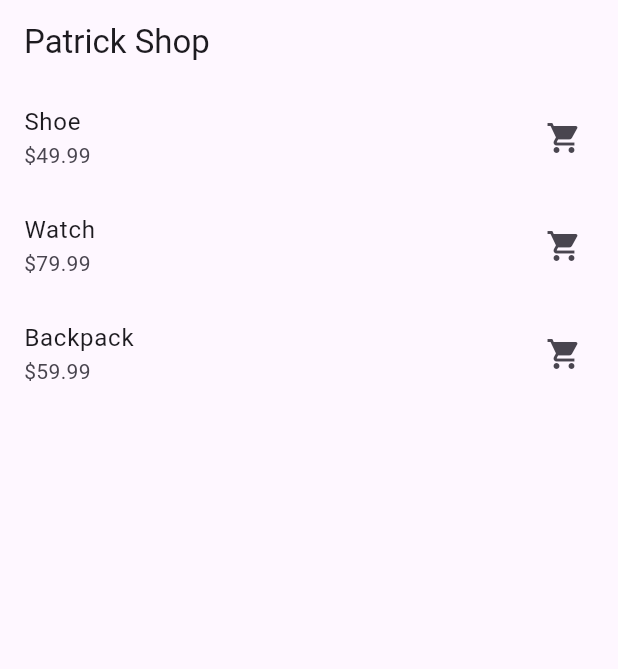
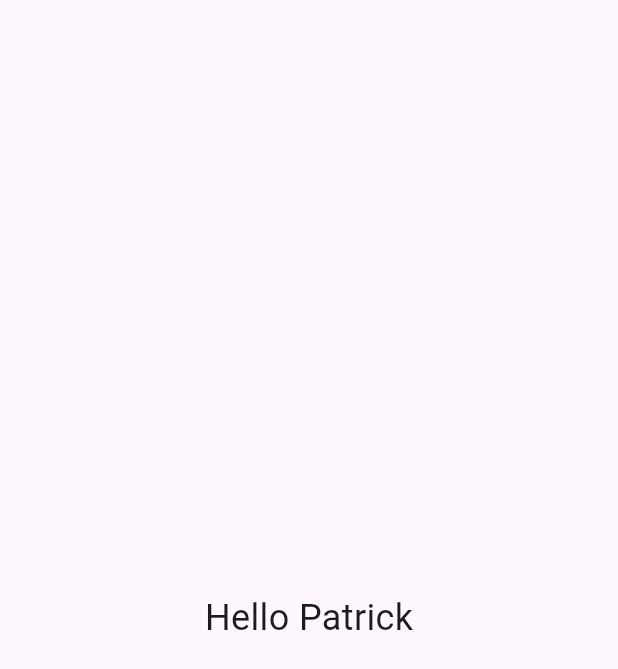
Before and after one commit to truongdothienhoang/flutter-build-demo, a Flutter app: the screen it shows after launch, on a phone screen of 412 x 824 dp. Shown: the top 669 px of the screen. Run offline on Flutter 3.47's test engine with Material 3 defaults, Android fonts, the phone set to English and light mode, and no system bars.

Commit message:
Update lib/main.dart via API

```diff
--- a/lib/main.dart
+++ b/lib/main.dart
@@ -1,79 +1,21 @@
 import 'package:flutter/material.dart';
 
 void main() {
-  runApp(const PatrickShopApp());
+  runApp(const MyApp());
 }
 
-class PatrickShopApp extends StatelessWidget {
-  const PatrickShopApp({super.key});
+class MyApp extends StatelessWidget {
+  const MyApp({super.key});
 
   @override
   Widget build(BuildContext context) {
     return MaterialApp(
-      title: 'Patrick Shop',
-      theme: ThemeData(primarySwatch: Colors.teal),
-      home: const HomePage(),
-    );
-  }
-}
-
-class HomePage extends StatelessWidget {
-  const HomePage({super.key});
-
-  final List<Map<String, String>> products = const [
-    {'name': 'Shoe', 'price': '\u002449.99'},
-    {'name': 'Watch', 'price': '\u002479.99'},
-    {'name': 'Backpack', 'price': '\u002459.99'},
-  ];
-
-  @override
-  Widget build(BuildContext context) {
-    return Scaffold(
-      appBar: AppBar(title: const Text('Patrick Shop')),
-      body: ListView.builder(
-        itemCount: products.length,
-        itemBuilder: (context, index) {
-          final product = products[index];
-          return ListTile(
-            title: Text(product['name']!),
-            subtitle: Text(product['price']!),
-            trailing: const Icon(Icons.shopping_cart),
-            onTap: () => Navigator.push(
-              context,
-              MaterialPageRoute(
-                builder: (_) => ProductDetail(product: product),
-              ),
-            ),
-          );
-        },
-      ),
-    );
-  }
-}
-
-class ProductDetail extends StatelessWidget {
-  final Map<String, String> product;
-
-  const ProductDetail({super.key, required this.product});
-
-  @override
-  Widget build(BuildContext context) {
-    return Scaffold(
-      appBar: AppBar(title: Text(product['name']!)),
-      body: Padding(
-        padding: const EdgeInsets.all(16.0),
-        child: Column(
-          crossAxisAlignment: CrossAxisAlignment.start,
-          children: [
-            Text(product['name']!, style: Theme.of(context).textTheme.headlineMedium),
-            const SizedBox(height: 10),
-            Text('Price: ${product['price']}'),
-            const SizedBox(height: 20),
-            ElevatedButton(
-              onPressed: () {},
-              child: const Text('Add to Cart'),
-            ),
-          ],
+      home: Scaffold(
+        body: Center(
+          child: Text(
+            'Hello Patrick',
+            style: TextStyle(fontSize: 24),
+          ),
         ),
       ),
     );
```
